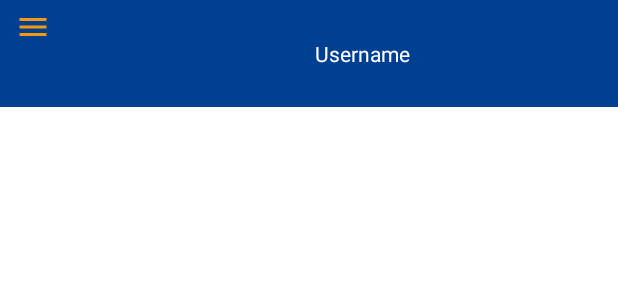
After one commit to JACKLME96/Protography, an Android app: the layout image_name_landscape.xml on its own in the app's theme, with its tools: preview values and no code run, on a phone screen of 412 x 824 dp. The commit adds this screen. Shown: the top 300 px of the screen. Run offline under Robolectric (Android 15) with nearby library versions, the phone set to English and light mode, and no system bars.

Commit message:
Campi obbligatori con *, portrait di tutto, Profile landscape adattato

```diff
--- a/app/src/main/java/com/example/protography/ui/Activities/Log/LoginActivity.java
+++ b/app/src/main/java/com/example/protography/ui/Activities/Log/LoginActivity.java
@@ -128,12 +128,14 @@ public class LoginActivity extends AppCompatActivity implements View.OnClickList
         mAuth.signInWithEmailAndPassword(mail, password).addOnCompleteListener(new OnCompleteListener<AuthResult>() {
             @Override
             public void onComplete(@NonNull @NotNull Task<AuthResult> task) {
+
                 //Login avvenuto con successo
                 if (task.isSuccessful()) {
                     startMainActivity();
                 }
+
+
                 //Login Fallito, credenziali errate
-
                 else {
                     YoYo.with(Techniques.Shake)
                             .duration(300)
--- a/app/src/main/res/layout/activity_image.xml
+++ b/app/src/main/res/layout/activity_image.xml
@@ -227,7 +227,7 @@
                         android:layout_marginLeft="8dp"
                         android:layout_marginBottom="8dp"
                         android:drawablePadding="8dp"
-                        android:text="@string/equipment"
+                        android:text="@string/equipmentImageActivity"
                         android:textColor="?attr/colorPrimary"
                         android:textSize="18sp" />
 
--- /dev/null
+++ b/app/src/main/res/layout/image_name_landscape.xml
@@ -0,0 +1,47 @@
+<?xml version="1.0" encoding="utf-8"?>
+<RelativeLayout
+    xmlns:android="http://schemas.android.com/apk/res/android"
+    xmlns:app="http://schemas.android.com/apk/res-auto"
+    android:layout_width="match_parent"
+    android:layout_height="wrap_content"
+    android:background="?attr/colorPrimaryVariant">
+
+    <Button
+        android:layout_width="24dp"
+        android:layout_height="24dp"
+        android:background="@drawable/ic_baseline_menu_24"
+        android:id="@+id/menu"
+        android:layout_marginTop="6dp"
+        android:layout_alignParentStart="true"
+        android:layout_marginLeft="10dp"
+        android:layout_alignParentLeft="true" />
+
+    <com.google.android.material.imageview.ShapeableImageView
+        android:id="@+id/image"
+        android:layout_width="65dp"
+        android:layout_height="65dp"
+        android:scaleType="centerCrop"
+        android:padding="4dp"
+        android:layout_marginTop="6dp"
+        android:layout_toLeftOf="@id/center_space"
+        app:shapeAppearanceOverlay="@style/Circular"/>
+
+    <!-- usata come riferimento per il centro -->
+    <TextView
+        android:layout_width="wrap_content"
+        android:layout_height="wrap_content"
+        android:layout_centerInParent="true"
+        android:id="@+id/center_space"/>
+
+    <TextView
+        android:layout_width="wrap_content"
+        android:layout_height="wrap_content"
+        android:text="Username"
+        android:textColor="@color/white"
+        android:padding="4dp"
+        android:layout_toRightOf="@+id/center_space"
+        android:layout_centerVertical="true"
+        android:id="@+id/text_view_username" />
+
+
+</RelativeLayout>
```
Also changed, not shown: app/src/main/AndroidManifest.xml (+5 -3 lines), app/src/main/java/com/example/protography/ui/Fragments/User/ProfileFragment.java (+22 -5 lines), app/src/main/res/layout/fragment_profile.xml (+3 -33 lines), app/src/main/res/layout/image_name_portrait.xml (added, +38 -0 lines), app/src/main/res/values/strings.xml (+5 -3 lines), 1 other file.
